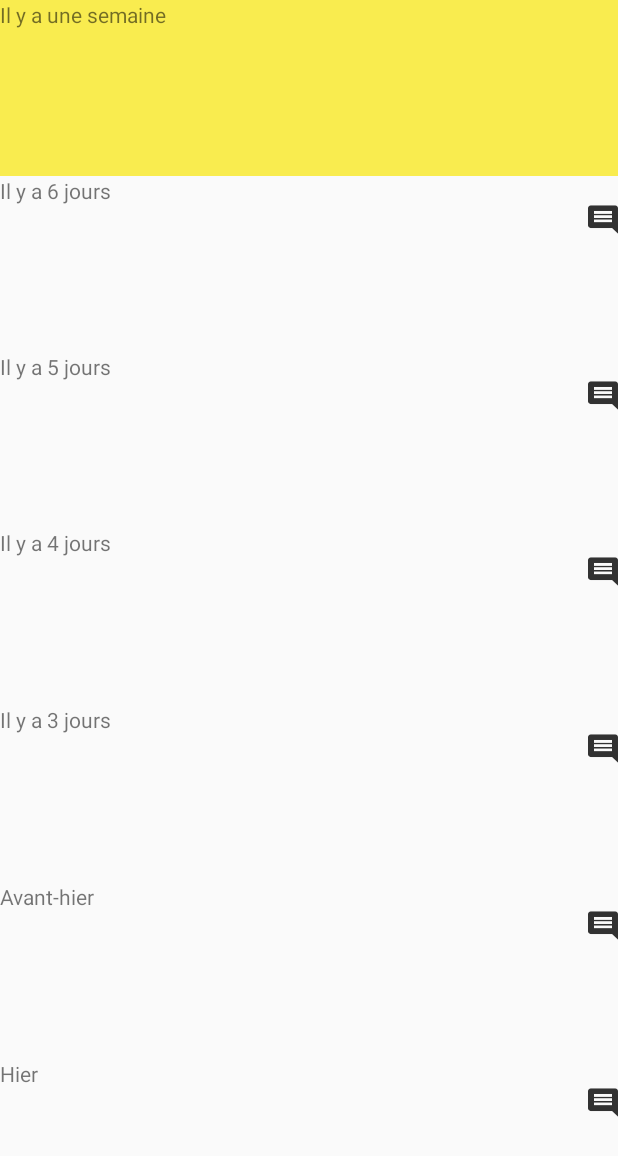
After one commit to AnthonyMineo/MoodTracker, an Android app: the HistoryActivity screen opened directly, with no data from a screen before it, on a phone screen of 412 x 824 dp. The commit adds this screen. Shown: the top 1156 px of the screen. Run offline under Robolectric (Android 15) with nearby library versions, the phone set to English and light mode, and no system bars.

Commit message:
Second Activity creation, need dynamic set with db implementation

```diff
--- a/app/src/main/AndroidManifest.xml
+++ b/app/src/main/AndroidManifest.xml
@@ -16,6 +16,7 @@
                 <category android:name="android.intent.category.LAUNCHER" />
             </intent-filter>
         </activity>
+        <activity android:name=".Controller.HistoryActivity"></activity>
     </application>
 
 </manifest>
--- /dev/null
+++ b/app/src/main/java/com/denma/moodtracker/Controller/HistoryActivity.java
@@ -0,0 +1,97 @@
+package com.denma.moodtracker.Controller;
+
+import android.support.v7.app.AppCompatActivity;
+import android.os.Bundle;
+import android.view.View;
+import android.widget.ImageView;
+import android.widget.RelativeLayout;
+import android.widget.TextView;
+
+import com.denma.moodtracker.R;
+
+public class HistoryActivity extends AppCompatActivity {
+
+    private RelativeLayout mDay7Layout;
+    private TextView mDay7Text;
+    private TextView mDay7Mood;
+    private ImageView mDay7Commentary;
+
+    private RelativeLayout mDay6Layout;
+    private TextView mDay6Text;
+    private TextView mDay6Mood;
+    private ImageView mDay6Commentary;
+
+    private RelativeLayout mDay5Layout;
+    private TextView mDay5Text;
+    private TextView mDay5Mood;
+    private ImageView mDay5Commentary;
+
+    private RelativeLayout mDay4Layout;
+    private TextView mDay4Text;
+    private TextView mDay4Mood;
+    private ImageView mDay4Commentary;
+
+    private RelativeLayout mDay3Layout;
+    private TextView mDay3Text;
+    private TextView mDay3Mood;
+    private ImageView mDay3Commentary;
+
+    private RelativeLayout mDay2Layout;
+    private TextView mDay2Text;
+    private TextView mDay2Mood;
+    private ImageView mDay2Commentary;
+
+    private RelativeLayout mDay1Layout;
+    private TextView mDay1Text;
+    private TextView mDay1Mood;
+    private ImageView mDay1Commentary;
+
+
+
+
+    @Override
+    protected void onCreate(Bundle savedInstanceState) {
+        super.onCreate(savedInstanceState);
+        setContentView(R.layout.activity_history);
+
+        mDay7Layout = (RelativeLayout) findViewById(R.id.activity_history_day_7_layout);
+        mDay7Text = (TextView) findViewById(R.id.activity_history_day_7_text);
+        mDay7Mood = (TextView) findViewById(R.id.activity_history_day_7_mood);
+        mDay7Commentary = (ImageView) findViewById(R.id.activity_history_day_7_commentary);
+
+        mDay6Layout = (RelativeLayout) findViewById(R.id.activity_history_day_6_layout);
+        mDay6Text = (TextView) findViewById(R.id.activity_history_day_6_text);
+        mDay6Mood = (TextView) findViewById(R.id.activity_history_day_6_mood);
+        mDay6Commentary = (ImageView) findViewById(R.id.activity_history_day_6_commentary);
+
+        mDay5Layout = (RelativeLayout) findViewById(R.id.activity_history_day_5_layout);
+        mDay5Text = (TextView) findViewById(R.id.activity_history_day_5_text);
+        mDay5Mood = (TextView) findViewById(R.id.activity_history_day_5_mood);
+        mDay5Commentary = (ImageView) findViewById(R.id.activity_history_day_5_commentary);
+
+
+        mDay4Layout = (RelativeLayout) findViewById(R.id.activity_history_day_4_layout);
+        mDay4Text = (TextView) findViewById(R.id.activity_history_day_4_text);
+        mDay4Mood = (TextView) findViewById(R.id.activity_history_day_4_mood);
+        mDay4Commentary = (ImageView) findViewById(R.id.activity_history_day_4_commentary);
+
+        mDay3Layout = (RelativeLayout) findViewById(R.id.activity_history_day_3_layout);
+        mDay3Text = (TextView) findViewById(R.id.activity_history_day_3_text);
+        mDay3Mood = (TextView) findViewById(R.id.activity_history_day_3_mood);
+        mDay3Commentary = (ImageView) findViewById(R.id.activity_history_day_3_commentary);
+
+        mDay2Layout = (RelativeLayout) findViewById(R.id.activity_history_day_2_layout);
+        mDay2Text = (TextView) findViewById(R.id.activity_history_day_2_text);
+        mDay2Mood = (TextView) findViewById(R.id.activity_history_day_2_mood);
+        mDay2Commentary = (ImageView) findViewById(R.id.activity_history_day_2_commentary);
+
+        mDay1Layout = (RelativeLayout) findViewById(R.id.activity_history_day_1_layout);
+        mDay1Text = (TextView) findViewById(R.id.activity_history_day_1_text);
+        mDay1Mood = (TextView) findViewById(R.id.activity_history_day_1_mood);
+        mDay1Commentary = (ImageView) findViewById(R.id.activity_history_day_1_commentary);
+
+        //petit test
+        mDay7Layout.setBackgroundColor(getResources().getColor(R.color.banana_yellow));
+        mDay7Commentary.setVisibility(View.INVISIBLE);
+    }
+}
--- a/app/src/main/java/com/denma/moodtracker/Controller/MainActivity.java
+++ b/app/src/main/java/com/denma/moodtracker/Controller/MainActivity.java
@@ -3,6 +3,7 @@ package com.denma.moodtracker.Controller;
 import android.support.v7.app.AppCompatActivity;
 import android.os.Bundle;
 import android.view.Display;
+import android.view.View;
 import android.widget.FrameLayout;
 import android.widget.ImageView;
 
@@ -55,5 +56,12 @@ public class MainActivity extends AppCompatActivity {
         params2.topMargin  = noteTopMargin;
         mRootLayout.updateViewLayout(mNoteAddBlack, params2);
 
+        mHistoryBlack.setOnClickListener(new View.OnClickListener() {
+            @Override
+            public void onClick(View view) {
+
+            }
+        });
+
     }
 }
--- /dev/null
+++ b/app/src/main/res/layout/activity_history.xml
@@ -0,0 +1,227 @@
+<?xml version="1.0" encoding="utf-8"?>
+<LinearLayout
+    xmlns:android="http://schemas.android.com/apk/res/android"
+    xmlns:tools="http://schemas.android.com/tools"
+    android:layout_width="match_parent"
+    android:layout_height="match_parent"
+    android:orientation="vertical"
+    tools:context="com.denma.moodtracker.Controller.HistoryActivity">
+
+    <RelativeLayout
+        android:id="@+id/activity_history_day_7_layout"
+        android:layout_width="wrap_content"
+        android:layout_height="wrap_content"
+        android:layout_weight="1">
+
+        <TextView
+            android:id="@+id/activity_history_day_7_text"
+            android:layout_width="wrap_content"
+            android:layout_height="wrap_content"
+            android:layout_alignParentLeft="true"
+            android:layout_alignParentTop="true"
+            android:text="Il y a une semaine" />
+
+        <TextView
+            android:id="@+id/activity_history_day_7_mood"
+            android:layout_width="wrap_content"
+            android:layout_height="wrap_content"
+            android:layout_below="@id/activity_history_day_7_text"
+            android:layout_centerInParent="true" />
+
+        <ImageView
+            android:id="@+id/activity_history_day_7_commentary"
+            android:layout_width="wrap_content"
+            android:layout_height="wrap_content"
+            android:layout_alignParentRight="true"
+            android:layout_below="@id/activity_history_day_7_text"
+            android:src="@mipmap/ic_comment_black_48px" />
+
+    </RelativeLayout>
+
+    <RelativeLayout
+        android:id="@+id/activity_history_day_6_layout"
+        android:layout_width="wrap_content"
+        android:layout_height="wrap_content"
+        android:layout_weight="1">
+
+        <TextView
+            android:id="@+id/activity_history_day_6_text"
+            android:layout_width="wrap_content"
+            android:layout_height="wrap_content"
+            android:layout_alignParentLeft="true"
+            android:layout_alignParentTop="true"
+            android:text="Il y a 6 jours" />
+
+        <TextView
+            android:id="@+id/activity_history_day_6_mood"
+            android:layout_width="wrap_content"
+            android:layout_height="wrap_content"
+            android:layout_below="@id/activity_history_day_6_text"
+            android:layout_centerInParent="true" />
+
+        <ImageView
+            android:id="@+id/activity_history_day_6_commentary"
+            android:layout_width="wrap_content"
+            android:layout_height="wrap_content"
+            android:layout_alignParentRight="true"
+            android:layout_below="@id/activity_history_day_6_text"
+            android:src="@mipmap/ic_comment_black_48px" />
+
+    </RelativeLayout>
+
+    <RelativeLayout
+        android:id="@+id/activity_history_day_5_layout"
+        android:layout_width="wrap_content"
+        android:layout_height="wrap_content"
+        android:layout_weight="1">
+
+        <TextView
+            android:id="@+id/activity_history_day_5_text"
+            android:layout_width="wrap_content"
+            android:layout_height="wrap_content"
+            android:layout_alignParentLeft="true"
+            android:layout_alignParentTop="true"
+            android:text="Il y a 5 jours" />
+
+        <TextView
+            android:id="@+id/activity_history_day_5_mood"
+            android:layout_width="wrap_content"
+            android:layout_height="wrap_content"
+            android:layout_below="@id/activity_history_day_5_text"
+            android:layout_centerInParent="true" />
+
+        <ImageView
+            android:id="@+id/activity_history_day_5_commentary"
+            android:layout_width="wrap_content"
+            android:layout_height="wrap_content"
+            android:layout_alignParentRight="true"
+            android:layout_below="@id/activity_history_day_5_text"
+            android:src="@mipmap/ic_comment_black_48px" />
+
+    </RelativeLayout>
+
+    <RelativeLayout
+        android:id="@+id/activity_history_day_4_layout"
+        android:layout_width="wrap_content"
+        android:layout_height="wrap_content"
+        android:layout_weight="1">
+
+        <TextView
+            android:id="@+id/activity_history_day_4_text"
+            android:layout_width="wrap_content"
+            android:layout_height="wrap_content"
+            android:layout_alignParentLeft="true"
+            android:layout_alignParentTop="true"
+            android:text="Il y a 4 jours" />
+
+        <TextView
+            android:id="@+id/activity_history_day_4_mood"
+            android:layout_width="wrap_content"
+            android:layout_height="wrap_content"
+            android:layout_below="@id/activity_history_day_4_text"
+            android:layout_centerInParent="true" />
+
+        <ImageView
+            android:id="@+id/activity_history_day_4_commentary"
+            android:layout_width="wrap_content"
+            android:layout_height="wrap_content"
+            android:layout_alignParentRight="true"
+            android:layout_below="@id/activity_history_day_4_text"
+            android:src="@mipmap/ic_comment_black_48px" />
+
+    </RelativeLayout>
+
+    <RelativeLayout
+        android:id="@+id/activity_history_day_3_layout"
+        android:layout_width="wrap_content"
+        android:layout_height="wrap_content"
+        android:layout_weight="1">
+
+        <TextView
+            android:id="@+id/activity_history_day_3_text"
+            android:layout_width="wrap_content"
+            android:layout_height="wrap_content"
+            android:layout_alignParentLeft="true"
+            android:layout_alignParentTop="true"
+            android:text="Il y a 3 jours" />
+
+        <TextView
+            android:id="@+id/activity_history_day_3_mood"
+            android:layout_width="wrap_content"
+            android:layout_height="wrap_content"
+            android:layout_below="@id/activity_history_day_3_text"
+            android:layout_centerInParent="true" />
+
+        <ImageView
+            android:id="@+id/activity_history_day_3_commentary"
+            android:layout_width="wrap_content"
+            android:layout_height="wrap_content"
+            android:layout_alignParentRight="true"
+            android:layout_below="@id/activity_history_day_3_text"
+            android:src="@mipmap/ic_comment_black_48px" />
+
+    </RelativeLayout>
+
+    <RelativeLayout
+        android:id="@+id/activity_history_day_2_layout"
+        android:layout_width="wrap_content"
+        android:layout_height="wrap_content"
+        android:layout_weight="1">
+
+        <TextView
+            android:id="@+id/activity_history_day_2_text"
+            android:layout_width="wrap_content"
+            android:layout_height="wrap_content"
+            android:layout_alignParentLeft="true"
+            android:layout_alignParentTop="true"
+            android:text="Avant-hier" />
+
+        <TextView
+            android:id="@+id/activity_history_day_2_mood"
+            android:layout_width="wrap_content"
+            android:layout_height="wrap_content"
+            android:layout_below="@id/activity_history_day_2_text"
+            android:layout_centerInParent="true" />
+
+        <ImageView
+            android:id="@+id/activity_history_day_2_commentary"
+            android:layout_width="wrap_content"
+            android:layout_height="wrap_content"
+            android:layout_alignParentRight="true"
+            android:layout_below="@id/activity_history_day_2_text"
+            android:src="@mipmap/ic_comment_black_48px" />
+
+    </RelativeLayout>
+
+    <RelativeLayout
+        android:id="@+id/activity_history_day_1_layout"
+        android:layout_width="wrap_content"
+        android:layout_height="wrap_content"
+        android:layout_weight="1">
+
+        <TextView
+            android:id="@+id/activity_history_day_1_text"
+            android:layout_width="wrap_content"
+            android:layout_height="wrap_content"
+            android:layout_alignParentLeft="true"
+            android:layout_alignParentTop="true"
+            android:text="Hier" />
+
+        <TextView
+            android:id="@+id/activity_history_day_1_mood"
+            android:layout_width="wrap_content"
+            android:layout_height="wrap_content"
+            android:layout_below="@id/activity_history_day_1_text"
+            android:layout_centerInParent="true" />
+
+        <ImageView
+            android:id="@+id/activity_history_day_1_commentary"
+            android:layout_width="wrap_content"
+            android:layout_height="wrap_content"
+            android:layout_alignParentRight="true"
+            android:layout_below="@id/activity_history_day_1_text"
+            android:src="@mipmap/ic_comment_black_48px" />
+
+    </RelativeLayout>
+
+</LinearLayout>
```
